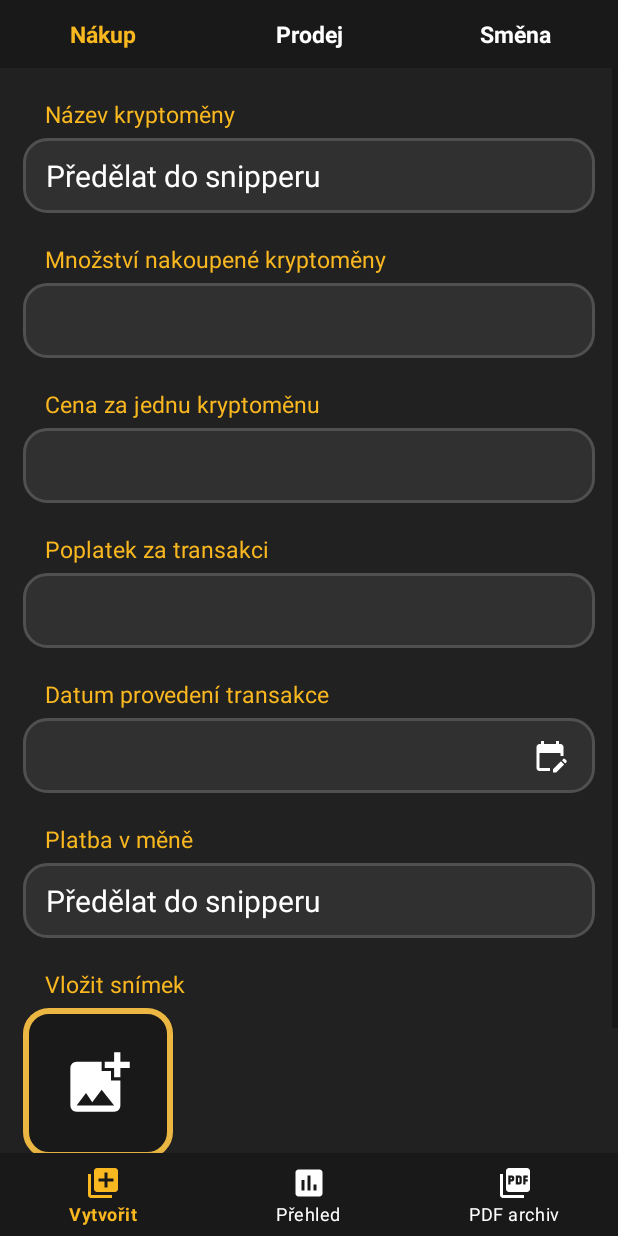
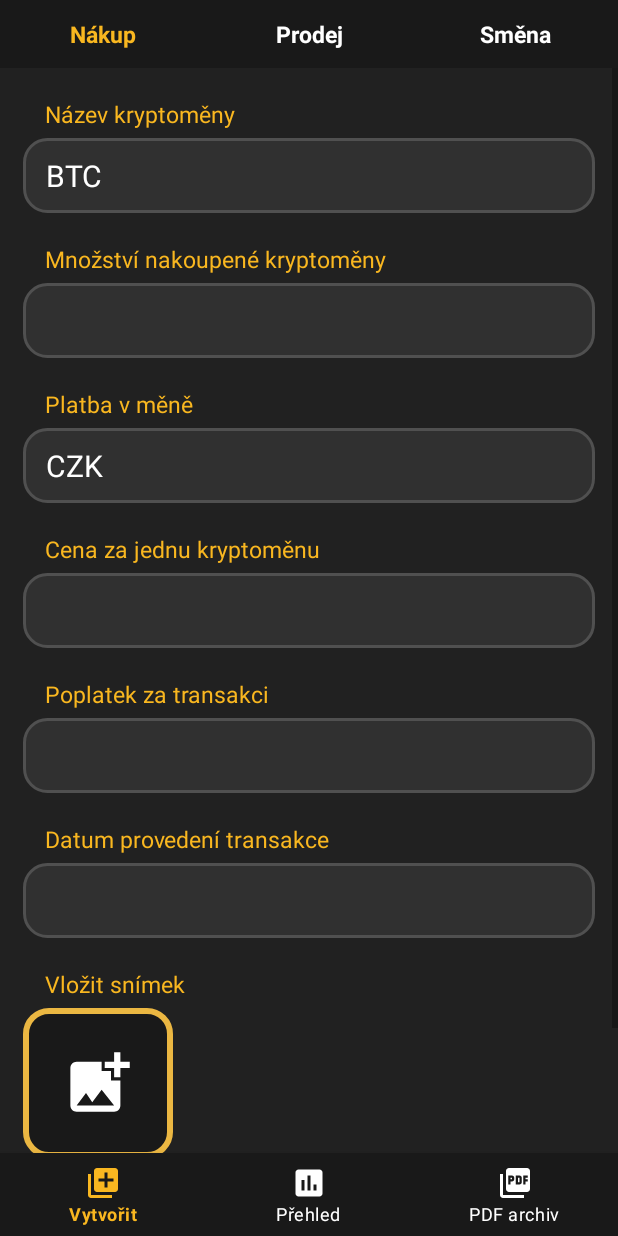
Before and after one commit to bobcikprogramming/Bakalarska_prace, an Android app: the screen it shows after launch (MainActivity), after a tap on "Nákup", on a phone screen of 412 x 824 dp. Run offline under Robolectric (Android 15) with nearby library versions, the phone set to English and light mode, and no system bars.

Commit message:
SQL + gui

```diff
--- a/app/src/main/java/com/bobcikprogramming/kryptoevidence/RecyclerViewTransactions.java
+++ b/app/src/main/java/com/bobcikprogramming/kryptoevidence/RecyclerViewTransactions.java
@@ -39,6 +39,7 @@ public class RecyclerViewTransactions extends RecyclerView.Adapter<RecyclerViewT
         TransactionEntity data = this.dataList.get(position);
 
         holder.textViewOperation.setText(data.transactionType);
+        holder.textViewDate.setText(data.date);
         holder.textViewNameBuy.setText(data.nameBought);
         holder.textViewNameSell.setText(data.nameSold);
         holder.textViewQuantityBuy.setText(String.valueOf(data.quantityBought));
@@ -56,12 +57,13 @@ public class RecyclerViewTransactions extends RecyclerView.Adapter<RecyclerViewT
 
     public class ViewHolder extends RecyclerView.ViewHolder {
 
-        private TextView textViewOperation, textViewNameBuy, textViewNameSell, textViewQuantityBuy, textViewQuantitySell, textViewDesPriceBuy, textViewDesPriceSell, textViewPriceBuy, textViewPriceSell;
+        private TextView textViewOperation, textViewDate, textViewNameBuy, textViewNameSell, textViewQuantityBuy, textViewQuantitySell, textViewDesPriceBuy, textViewDesPriceSell, textViewPriceBuy, textViewPriceSell;
 
         public ViewHolder(View itemView) {
             super(itemView);
 
             textViewOperation = itemView.findViewById(R.id.textViewOperation);
+            textViewDate = itemView.findViewById(R.id.textViewDate);
             textViewNameBuy = itemView.findViewById(R.id.textViewNameBuy);
             textViewNameSell = itemView.findViewById(R.id.textViewNameSell);
             textViewQuantityBuy = itemView.findViewById(R.id.textViewQuantityBuy);
--- a/app/src/main/java/com/bobcikprogramming/kryptoevidence/TabBuyFragmentAdd.java
+++ b/app/src/main/java/com/bobcikprogramming/kryptoevidence/TabBuyFragmentAdd.java
@@ -1,6 +1,9 @@
 package com.bobcikprogramming.kryptoevidence;
 
 import android.app.Activity;
+import android.app.DatePickerDialog;
+import android.graphics.Color;
+import android.graphics.drawable.ColorDrawable;
 import android.os.Bundle;
 
 import androidx.constraintlayout.widget.ConstraintLayout;
@@ -13,25 +16,38 @@ import android.view.ViewGroup;
 import android.view.animation.Animation;
 import android.view.animation.AnimationUtils;
 import android.view.inputmethod.InputMethodManager;
+import android.widget.ArrayAdapter;
 import android.widget.Button;
+import android.widget.DatePicker;
 import android.widget.EditText;
 import android.widget.ImageButton;
+import android.widget.ScrollView;
+import android.widget.Spinner;
+import android.widget.TextView;
+import android.widget.Toast;
 
 import com.bobcikprogramming.kryptoevidence.database.AppDatabase;
 import com.bobcikprogramming.kryptoevidence.database.TransactionEntity;
 
+import java.text.SimpleDateFormat;
 import java.util.ArrayList;
 import java.util.Arrays;
+import java.util.Calendar;
+import java.util.Date;
 
 
 public class TabBuyFragmentAdd extends Fragment implements View.OnClickListener {
 
-    private EditText etName, etQuantity, etPrice, etFee, etDate, etCurrency;
+    private EditText etQuantity, etPrice, etFee;
+    private TextView tvDate;
     private Button btnSave;
-    private ImageButton imgBtnAddPhoto, imgBtnCalendar;
+    private ImageButton imgBtnAddPhoto;
     private ConstraintLayout viewBackgroung;
+    private ScrollView scrollView;
+    private Spinner spinnerCurrency, spinnerNameBuy;
     private View view;
     private ArrayList<EditText> mandatoryField;
+    private DatePickerDialog.OnDateSetListener dateSetListener;
 
     public TabBuyFragmentAdd() {
         // Required empty public constructor
@@ -49,27 +65,36 @@ public class TabBuyFragmentAdd extends Fragment implements View.OnClickListener
         // Inflate the layout for this fragment
         view = inflater.inflate(R.layout.fragment_add_tab_buy, container, false);
         setupUIViews();
-        mandatoryField = new ArrayList<>(Arrays.asList(etName,etQuantity,etPrice,etFee,etDate,etCurrency));
+        openCalendar();
+        ArrayAdapter<CharSequence> arrayAdapterCurrency = ArrayAdapter.createFromResource(getContext(), R.array.currency, R.layout.spinner_item);
+        arrayAdapterCurrency.setDropDownViewResource(R.layout.spinner_dropdown_item);
+        ArrayAdapter<CharSequence> arrayAdapterName = ArrayAdapter.createFromResource(getContext(), R.array.test, R.layout.spinner_item);
+        arrayAdapterName.setDropDownViewResource(R.layout.spinner_dropdown_item);
+        spinnerCurrency.setAdapter(arrayAdapterCurrency);
+        spinnerNameBuy.setAdapter(arrayAdapterName);
+        mandatoryField = new ArrayList<>(Arrays.asList(etQuantity,etPrice,etFee));
         return view;
     }
 
     private void setupUIViews(){
-        etName = view.findViewById(R.id.editTextNameBuy);
         etQuantity = view.findViewById(R.id.editTextQuantityBuy);
         etPrice = view.findViewById(R.id.editTextPriceBuy);
         etFee = view.findViewById(R.id.editTextFeeBuy);
-        etDate = view.findViewById(R.id.editTextDateBuy);
-        etCurrency = view.findViewById(R.id.editTextCurrencyBuy);
+
+        tvDate = view.findViewById(R.id.textViewDateBuy);
+
+        spinnerNameBuy = view.findViewById(R.id.spinnerNameBuy);
+        spinnerCurrency = view.findViewById(R.id.spinnerCurrencyBuy);
 
         viewBackgroung = view.findViewById(R.id.fragmentBackgroundBuy);
         viewBackgroung.setOnClickListener(this);
+
+        scrollView = view.findViewById(R.id.scrollViewBuy);
 
         btnSave = view.findViewById(R.id.buttonSaveBuy);
         btnSave.setOnClickListener(this);
         imgBtnAddPhoto = view.findViewById(R.id.imgButtonAddPhotoBuy);
         imgBtnAddPhoto.setOnClickListener(this);
-        imgBtnCalendar = view.findViewById(R.id.imgButtonCalendarBuy);
-        imgBtnCalendar.setOnClickListener(this);
     }
 
     @Override
@@ -80,6 +105,8 @@ public class TabBuyFragmentAdd extends Fragment implements View.OnClickListener
                 if(!shakeEmpty()){
                     saveToDb();
                     clearEditText();
+                    scrollView.setScrollY(0);
+                    Toast.makeText(getContext(), "Transakce úspěšně vytvořena.", Toast.LENGTH_SHORT).show();
                 }
                 break;
             case R.id.fragmentBackgroundBuy:
@@ -93,34 +120,74 @@ public class TabBuyFragmentAdd extends Fragment implements View.OnClickListener
 
         TransactionEntity transactionEntity = new TransactionEntity();
         transactionEntity.transactionType = "Nákup";
-        transactionEntity.nameBought = "BTC";
+        transactionEntity.nameBought = spinnerNameBuy.getSelectedItem().toString();
         transactionEntity.quantityBought = etQuantity.getText().toString();
-        transactionEntity.priceBought = etQuantity.getText().toString();
+        transactionEntity.priceBought = etPrice.getText().toString();
         transactionEntity.fee = etFee.getText().toString();
-        transactionEntity.date = ""; //TODO
-        transactionEntity.nameSold = "EUR";
-        transactionEntity.quantitySold = getPrice(etFee, etPrice, etFee);
+        transactionEntity.date = tvDate.getText().toString();
+        transactionEntity.nameSold = spinnerCurrency.getSelectedItem().toString();
+        transactionEntity.quantitySold = getPrice(etQuantity, etPrice, etFee);
 
         db.databaseDao().insertTransaction(transactionEntity);
     }
 
     private void clearEditText(){
-        //etName.setText("");
         etQuantity.setText("");
         etPrice.setText("");
         etFee.setText("");
-        etDate.setText("");
-        //etCurrency.setText("");
+        tvDate.setText("");
     }
 
     private String getPrice(EditText etQuantity, EditText etPrice, EditText etFee) {
         double toRound = (editTextToDouble(etQuantity) * editTextToDouble(etPrice)) + editTextToDouble(etFee);
-        double result = (double)Math.round(toRound * 10000d) / 10000d;
+        double result = (double)Math.round(toRound * 100d) / 100d;
         return String.valueOf(result);
     }
 
     private Double editTextToDouble(EditText toParse){
         return Double.parseDouble(toParse.getText().toString());
+    }
+
+    private void openDateDialogWindow(){
+        Calendar calendar = Calendar.getInstance();
+        int year = calendar.get(Calendar.YEAR);
+        int month = calendar.get(Calendar.MONTH);
+        int day = calendar.get(Calendar.DAY_OF_MONTH); //day of month -> protože měsíce mají různý počet dní
+        DatePickerDialog dialog = new DatePickerDialog(
+                getActivity(), android.R.style.Theme_Holo_Dialog_MinWidth, dateSetListener, year, month, day
+        );
+        dialog.getWindow().setBackgroundDrawable(new ColorDrawable(Color.TRANSPARENT));
+        dialog.show();
+    }
+
+    public void openCalendar(){
+        tvDate.setOnClickListener(new View.OnClickListener() {
+            @Override
+            public void onClick(View v) {
+                openDateDialogWindow();
+            }
+        });
+
+        dateSetListener = new DatePickerDialog.OnDateSetListener(){
+            @Override
+            public void onDateSet(DatePicker view, int year, int month, int day) {
+                setDateToTextView(year, month, day);
+            }
+        };
+    }
+
+    private void setDateToTextView(int year, int month, int day){
+        month = month + 1; // bere se od 0
+        String date = day + "." + month + "." + year;
+        SimpleDateFormat dateFormat = new SimpleDateFormat("d.MM.yyyy");
+        SimpleDateFormat dateFormatSecond = new SimpleDateFormat("dd.MM.yyyy");
+        try{
+            Date dateFormatToShow = dateFormat.parse(date);
+            tvDate.setText(dateFormatSecond.format(dateFormatToShow));
+        }
+        catch (Exception e){
+            System.err.println("Chyba při parsování data: "+e);
+        }
     }
 
     private boolean shakeEmpty(){
@@ -130,15 +197,26 @@ public class TabBuyFragmentAdd extends Fragment implements View.OnClickListener
             if(checking.getText().toString().isEmpty()){
                 findEmpty = true;
                 checking.startAnimation(animShake);
-                if(checking == etDate){
-                    imgBtnCalendar.startAnimation(animShake);
-                }
                 checking.setBackground(ContextCompat.getDrawable(getContext(), R.drawable.rounded_edit_text_empty));
             }
             else{
                 checking.setBackground(ContextCompat.getDrawable(getContext(), R.drawable.rounded_edit_text));
             }
         }
+        if(tvDate.getText().toString().isEmpty()){
+            findEmpty = true;
+            tvDate.startAnimation(animShake);
+            tvDate.setBackground(ContextCompat.getDrawable(getContext(), R.drawable.rounded_edit_text_empty));
+        }else{
+            tvDate.setBackground(ContextCompat.getDrawable(getContext(), R.drawable.rounded_edit_text));
+        }
+        /*if(spinnerCurrency.getSelectedItem() == null){
+            findEmpty = true;
+            spinnerCurrency.startAnimation(animShake);
+            spinnerCurrency.setBackground(ContextCompat.getDrawable(getContext(), R.drawable.rounded_edit_text_empty));
+        }else{
+            spinnerCurrency.setBackground(ContextCompat.getDrawable(getContext(), R.drawable.rounded_edit_text));
+        }*/
         return findEmpty;
     }
 
--- a/app/src/main/res/layout/fragment_add_tab_buy.xml
+++ b/app/src/main/res/layout/fragment_add_tab_buy.xml
@@ -5,7 +5,8 @@
     xmlns:app="http://schemas.android.com/apk/res-auto"
     android:layout_width="match_parent"
     android:layout_height="match_parent"
-    android:layout_marginTop="45dp">
+    android:layout_marginTop="45dp"
+    android:id="@+id/scrollViewBuy">
 
     <androidx.constraintlayout.widget.ConstraintLayout
         android:layout_width="match_parent"
@@ -22,9 +23,8 @@
             android:layout_marginTop="20dp"
             style="@style/MyTextViewDescriptionStyle"/>
 
-        <EditText
-            android:id="@+id/editTextNameBuy"
-            android:text="Předělat do snipperu"
+        <Spinner
+            android:id="@+id/spinnerNameBuy"
             app:layout_constraintStart_toStartOf="parent"
             app:layout_constraintTop_toBottomOf="@id/descriptionCryptoNameBuy"
             style="@style/MyEditTextStyle"/>
@@ -33,7 +33,7 @@
             android:id="@+id/descriptionCryptoQuantityBuy"
             android:text="@string/quantityBuy"
             app:layout_constraintStart_toStartOf="parent"
-            app:layout_constraintTop_toBottomOf="@+id/editTextNameBuy"
+            app:layout_constraintTop_toBottomOf="@+id/spinnerNameBuy"
             style="@style/MyTextViewDescriptionStyle"/>
 
         <EditText
@@ -44,10 +44,23 @@
             style="@style/MyEditTextStyle"/>
 
         <TextView
+            android:id="@+id/descriptionCurrencyBuy"
+            android:text="@string/currencyBuy"
+            app:layout_constraintStart_toStartOf="parent"
+            app:layout_constraintTop_toBottomOf="@+id/editTextQuantityBuy"
+            style="@style/MyTextViewDescriptionStyle"/>
+
+        <Spinner
+            android:id="@+id/spinnerCurrencyBuy"
+            app:layout_constraintStart_toStartOf="parent"
+            app:layout_constraintTop_toBottomOf="@id/descriptionCurrencyBuy"
+            style="@style/MyEditTextStyle" />
+
+        <TextView
             android:id="@+id/descriptionCryptoPriceBuy"
             android:text="@string/price"
             app:layout_constraintStart_toStartOf="parent"
-            app:layout_constraintTop_toBottomOf="@+id/editTextQuantityBuy"
+            app:layout_constraintTop_toBottomOf="@+id/spinnerCurrencyBuy"
             style="@style/MyTextViewDescriptionStyle"/>
 
         <EditText
@@ -78,41 +91,18 @@
             app:layout_constraintTop_toBottomOf="@+id/editTextFeeBuy"
             style="@style/MyTextViewDescriptionStyle"/>
 
-        <EditText
-            android:id="@+id/editTextDateBuy"
-            android:inputType="datetime"
+        <TextView
+            android:id="@+id/textViewDateBuy"
+            android:gravity="center_vertical"
             app:layout_constraintStart_toStartOf="parent"
             app:layout_constraintTop_toBottomOf="@id/descriptionCryptoDateBuy"
             style="@style/MyEditTextStyle"/>
-
-        <ImageButton
-            android:id="@+id/imgButtonCalendarBuy"
-            android:background="@null"
-            app:layout_constraintEnd_toEndOf="@+id/editTextDateBuy"
-            app:layout_constraintTop_toTopOf="@id/editTextDateBuy"
-            style="@style/MyImageButtonCalendar"
-            />
-
-        <TextView
-            android:id="@+id/descriptionCurrencyBuy"
-            android:text="@string/currencyBuy"
-            app:layout_constraintStart_toStartOf="parent"
-            app:layout_constraintTop_toBottomOf="@+id/editTextDateBuy"
-            style="@style/MyTextViewDescriptionStyle"/>
-
-        <EditText
-            android:id="@+id/editTextCurrencyBuy"
-            android:text="Předělat do snipperu"
-            android:inputType="datetime"
-            app:layout_constraintStart_toStartOf="parent"
-            app:layout_constraintTop_toBottomOf="@id/descriptionCurrencyBuy"
-            style="@style/MyEditTextStyle" />
 
         <TextView
             android:id="@+id/descriptionPhotoBuy"
             android:text="@string/photo"
             app:layout_constraintStart_toStartOf="parent"
-            app:layout_constraintTop_toBottomOf="@+id/editTextCurrencyBuy"
+            app:layout_constraintTop_toBottomOf="@+id/textViewDateBuy"
             style="@style/MyTextViewDescriptionStyle"/>
 
         <ImageButton
--- /dev/null
+++ b/app/src/main/res/layout/spinner_item.xml
@@ -0,0 +1,7 @@
+<?xml version="1.0" encoding="utf-8"?>
+<TextView xmlns:android="http://schemas.android.com/apk/res/android"
+    android:id="@android:id/text1"
+    android:layout_width="match_parent"
+    android:layout_height="wrap_content"
+    android:textSize="20sp"
+    android:textColor="@color/white" />
--- a/app/src/main/res/values/strings.xml
+++ b/app/src/main/res/values/strings.xml
@@ -22,6 +22,17 @@
     <string name="currencyBuy">Platba v měně</string>
     <string name="currencySell">Prodáno v měně</string>
     <string name="photo">Vložit snímek</string>
-    <!-- TODO: Remove or change this placeholder text -->
-    <string name="hello_blank_fragment">Hello blank fragment</string>
+
+    <string-array name="currency">
+        <item>CZK</item>
+        <item>EUR</item>
+        <item>USD</item>
+    </string-array>
+
+    <string-array name="test">
+        <item>BTC</item>
+        <item>LINK</item>
+        <item>ADA</item>
+        <item>ETH</item>
+    </string-array>
 </resources>
--- a/app/src/main/res/values/themes.xml
+++ b/app/src/main/res/values/themes.xml
@@ -1,6 +1,7 @@
 <resources xmlns:tools="http://schemas.android.com/tools">
     <!-- Base application theme. -->
     <style name="Theme.KryptoEvidence" parent="Theme.MaterialComponents.Light.NoActionBar">
+        <item name="android:spinnerDropDownItemStyle">@style/mySpinnerItemStyle</item>
         <!-- Primary brand color. -->
         <item name="android:forceDarkAllowed" tools:targetApi="q">false</item>
         <item name="colorPrimary">@color/navBarSelect</item>
@@ -35,12 +36,12 @@
         <item name="android:layout_marginTop">20dp</item>
     </style>
 
-    <style name="MyImageButtonCalendar">
+    <!--<style name="MyImageButtonCalendar">
         <item name="android:layout_width">50dp</item>
         <item name="android:layout_height">50dp</item>
         <item name="android:layout_marginEnd">5dp</item>
         <item name="android:src">@drawable/ic_calendar_24</item>
-    </style>
+    </style>-->
 
     <style name="MyImageButtonPhoto">
         <item name="android:layout_width">100dp</item>
@@ -105,4 +106,9 @@
         <item name="android:singleLine">true</item>
     </style>
 
+
+    <style name="mySpinnerItemStyle" parent="@android:style/Widget.Holo.DropDownItem.Spinner">
+        <item name="android:textColor">@color/white</item>
+    </style>
+
 </resources>
```
Also changed, not shown: app/src/main/java/com/bobcikprogramming/kryptoevidence/TabChangeFragmentAdd.java (+72 -9 lines), app/src/main/java/com/bobcikprogramming/kryptoevidence/TabOverviewFragmentTransactions.java (+25 -2 lines), app/src/main/java/com/bobcikprogramming/kryptoevidence/TabSellFragmentBuy.java (+70 -11 lines), app/src/main/res/layout/fragment_add_tab_change.xml (+6 -13 lines), app/src/main/res/layout/fragment_add_tab_sell.xml (+6 -13 lines), app/src/main/res/layout/spinner_dropdown_item.xml (added, +10 -0 lines).
